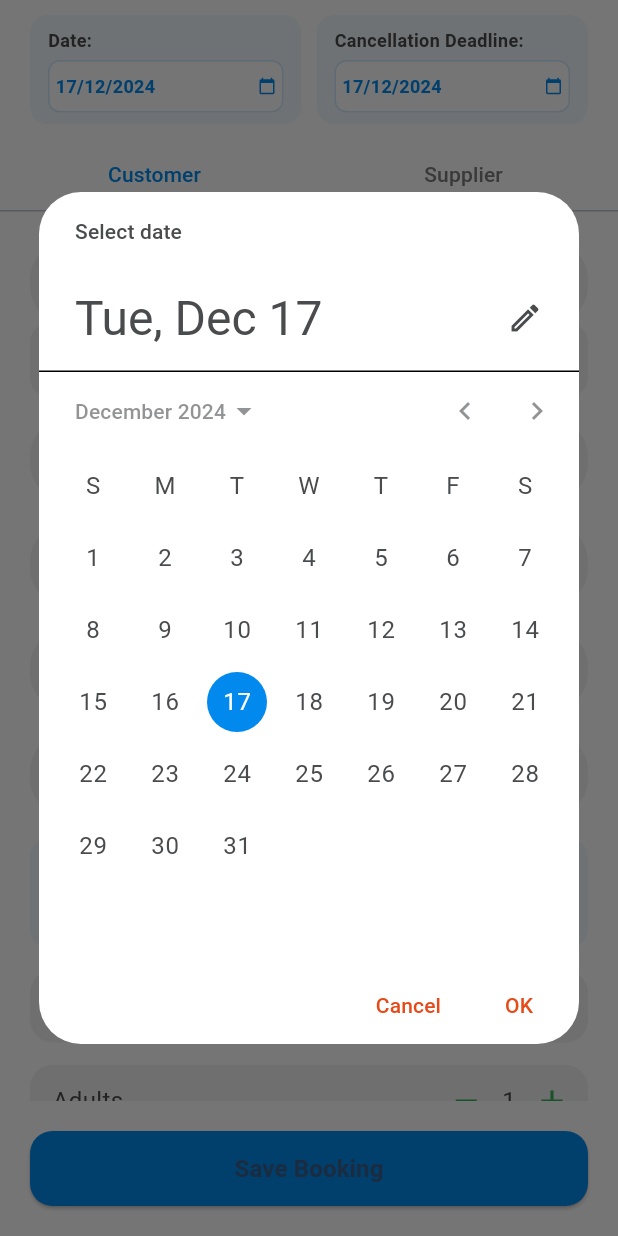
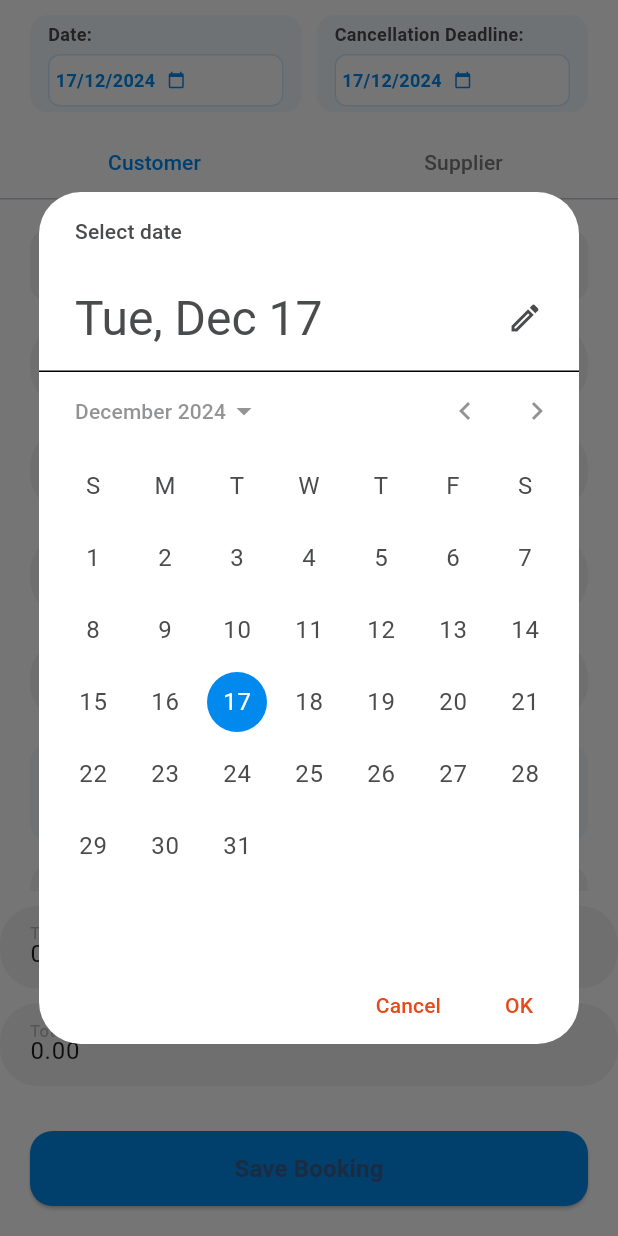
Before and after one commit to ahmadtechdev/evoucherapp, a Flutter app: the HotelBookingForm screen opened directly, after a tap on an icon or button, on a phone screen of 412 x 824 dp. Run offline on Flutter 3.47's test engine with Material 3 defaults, Android fonts, the phone set to English and light mode, and no system bars; drawn by our look-alikes of dropdown_search; our stand-ins replace dio, flutter_riverpod, get, image_picker, lottie, material_design_icons_flutter and 3 more; missing offline and left inert: excel; accounts and stored records are empty; network calls fail.

Commit message:
Hotel FOrm UI complete some congtroller improvments and checks needed

```diff
--- a/lib/common_widget/dart_selector2.dart
+++ b/lib/common_widget/dart_selector2.dart
@@ -1,27 +1,16 @@
 import 'package:flutter/material.dart';
 import 'package:get/get.dart';
 import 'package:intl/intl.dart';
+
 import '../common/color_extension.dart';
-
-class DateSelector2Controller extends GetxController {
-  Rx<DateTime> selectedDate = DateTime.now().obs;
-
-  void setDate(DateTime date) {
-    selectedDate.value = date;
-  }
-}
-
-
 
 class DateSelector2 extends StatelessWidget {
   final double fontSize;
   final DateTime initialDate;
   final ValueChanged<DateTime> onDateChanged;
   final String label;
-  final bool selectMonthOnly;
-  final bool readonly;
-
-  final DateSelector2Controller controller = Get.put(DateSelector2Controller());
+  final bool selectMonthOnly; // New parameter for selecting only the month
+  final bool readonly; // New parameter for selecting only the month
 
   DateSelector2({
     super.key,
@@ -29,55 +18,132 @@
     required this.initialDate,
     required this.onDateChanged,
     this.label = "",
-    this.selectMonthOnly = false,
-    this.readonly = false,
-  }) {
-    // Initialize the controller's date with the provided initial date
-    controller.setDate(initialDate);
-  }
+    this.selectMonthOnly = false, // Default value is false
+    this.readonly = false, // Default value is false
+  });
+
+  final Rx<DateTime> selectedDate =
+      DateTime.now().obs; // Observable for state management
 
   Future<void> _selectDate(BuildContext context) async {
     if (selectMonthOnly) {
-      // Select Year
+      // Show month picker dialog
       final int? pickedYear = await showDialog<int>(
         context: context,
-        builder: (context) => _yearPickerDialog(context),
+        builder: (BuildContext context) {
+          return AlertDialog(
+            title: Text("Select Year",
+                style: TextStyle(color: TColor.primaryText)),
+            content: SizedBox(
+              height: 200,
+              child: ListView.builder(
+                itemCount: 10, // Limit to 10 years (2020-2029 for example)
+                itemBuilder: (context, index) {
+                  int year = DateTime.now().year - 5 + index;
+                  return ListTile(
+                    title: Text(
+                      year.toString(),
+                      style: TextStyle(color: TColor.primaryText),
+                    ),
+                    onTap: () => Navigator.pop(context, year),
+                  );
+                },
+              ),
+            ),
+          );
+        },
       );
 
       if (pickedYear != null) {
-        // Select Month
         final int? pickedMonth = await showDialog<int>(
+          // ignore: use_build_context_synchronously
           context: context,
-          builder: (context) => _monthPickerDialog(context),
+          builder: (BuildContext context) {
+            return AlertDialog(
+              title: Text("Select Month",
+                  style: TextStyle(color: TColor.primaryText)),
+              content: SizedBox(
+                height: 300,
+                child: GridView.builder(
+                  gridDelegate: const SliverGridDelegateWithFixedCrossAxisCount(
+                    crossAxisSpacing: 2,
+                    mainAxisSpacing: 2,
+                    crossAxisCount: 3,
+                  ),
+                  itemCount: 12,
+                  itemBuilder: (context, index) {
+                    return GestureDetector(
+                      onTap: () => Navigator.pop(context, index + 1),
+                      child: Container(
+                        color: TColor.black.withOpacity(0.3),
+                        child: Center(
+                          child: Text(
+                            DateFormat.MMMM().format(DateTime(0, index + 1)),
+                            style: TextStyle(color: TColor.primaryText),
+                          ),
+                        ),
+                      ),
+                    );
+                  },
+                ),
+              ),
+            );
+          },
         );
 
         if (pickedMonth != null) {
-          controller.setDate(DateTime(pickedYear, pickedMonth));
-          onDateChanged(controller.selectedDate.value);
+          selectedDate.value = DateTime(pickedYear, pickedMonth);
+          onDateChanged(selectedDate.value);
         }
       }
     } else {
-      // Default Date Picker
+      // Default date picker
       final DateTime? picked = await showDatePicker(
         context: context,
-        initialDate: controller.selectedDate.value,
+        initialDate: selectedDate.value,
         firstDate: DateTime(2020),
         lastDate: DateTime(2025),
-        builder: (context, child) => _buildDatePickerTheme(context, child),
+        builder: (context, child) {
+          return Theme(
+            data: Theme.of(context).copyWith(
+              colorScheme: ColorScheme.light(
+                primary: TColor
+                    .primary, // Primary color for headers and selected date
+                onPrimary: TColor.white, // Text color on primary color
+                surface: TColor
+                    .white, // Background color for the date picker surface
+                onSurface: TColor.primaryText, // Text color for dates
+                secondary:
+                TColor.secondary, // Color for the day selected by the user
+              ),
+              dialogBackgroundColor: TColor.white,
+              textButtonTheme: TextButtonThemeData(
+                style: TextButton.styleFrom(
+                  foregroundColor:
+                  TColor.third, // "Cancel" and "OK" button color
+                ),
+              ),
+            ),
+            child: child ?? const SizedBox.shrink(),
+          );
+        },
       );
 
-      if (picked != null) {
-        controller.setDate(picked);
-        onDateChanged(picked);
+      if (picked != null && picked != selectedDate.value) {
+        selectedDate.value = picked; // Update observable value
+        onDateChanged(picked); // Notify the parent of the date change
       }
     }
   }
 
   @override
   Widget build(BuildContext context) {
+    selectedDate.value =
+        initialDate; // Initialize with the provided initial date
+
     return Obx(
           () => Container(
-        padding: const EdgeInsets.symmetric(horizontal: 12, vertical: 8),
+        padding: const EdgeInsets.symmetric(horizontal: 12, vertical: 4),
         decoration: BoxDecoration(
           color: TColor.primary.withOpacity(0.05),
           borderRadius: BorderRadius.circular(12),
@@ -85,18 +151,17 @@
         child: Column(
           crossAxisAlignment: CrossAxisAlignment.start,
           children: [
-            if (label.isNotEmpty)
-              Text(
-                label,
-                style: TextStyle(
-                  fontWeight: FontWeight.bold,
-                  fontSize: fontSize,
-                  color: TColor.primaryText,
-                ),
+            Text(
+              label,
+              style: TextStyle(
+                fontWeight: FontWeight.bold,
+                fontSize: fontSize,
+                color: TColor.primaryText,
               ),
+            ),
             const SizedBox(height: 5),
             InkWell(
-              onTap: readonly ? null : () => _selectDate(context),
+              onTap: () => _selectDate(context),
               borderRadius: BorderRadius.circular(8),
               child: Container(
                 padding: const EdgeInsets.symmetric(horizontal: 4, vertical: 8),
@@ -109,20 +174,21 @@
                   children: [
                     Text(
                       selectMonthOnly
-                          ? DateFormat('MMMM yyyy').format(controller.selectedDate.value)
-                          : DateFormat('dd/MM/yyyy').format(controller.selectedDate.value),
+                          ? DateFormat('MMMM yyyy').format(selectedDate.value)
+                          : DateFormat('dd/MM/yyyy').format(selectedDate.value),
                       style: TextStyle(
                         fontSize: fontSize,
                         color: TColor.primary,
                         fontWeight: FontWeight.w600,
                       ),
                     ),
-                    const Spacer(),
+                    const SizedBox(width: 8),
                     Icon(
                       Icons.calendar_today,
                       size: fontSize,
                       color: TColor.primary,
                     ),
+                    const SizedBox(width: 8),
                   ],
                 ),
               ),
@@ -132,76 +198,4 @@
       ),
     );
   }
-
-  /// Year Picker Dialog
-  Widget _yearPickerDialog(BuildContext context) {
-    return AlertDialog(
-      title: Text("Select Year", style: TextStyle(color: TColor.primaryText)),
-      content: SizedBox(
-        height: 200,
-        child: ListView.builder(
-          itemCount: 10,
-          itemBuilder: (context, index) {
-            int year = DateTime.now().year - 5 + index;
-            return ListTile(
-              title: Text(year.toString(), style: TextStyle(color: TColor.primaryText)),
-              onTap: () => Navigator.pop(context, year),
-            );
-          },
-        ),
-      ),
-    );
-  }
-
-  /// Month Picker Dialog
-  Widget _monthPickerDialog(BuildContext context) {
-    return AlertDialog(
-      title: Text("Select Month", style: TextStyle(color: TColor.primaryText)),
-      content: SizedBox(
-        height: 300,
-        child: GridView.builder(
-          gridDelegate: const SliverGridDelegateWithFixedCrossAxisCount(
-            crossAxisCount: 3,
-            crossAxisSpacing: 2,
-            mainAxisSpacing: 2,
-          ),
-          itemCount: 12,
-          itemBuilder: (context, index) {
-            return GestureDetector(
-              onTap: () => Navigator.pop(context, index + 1),
-              child: Container(
-                color: TColor.black.withOpacity(0.3),
-                child: Center(
-                  child: Text(
-                    DateFormat.MMMM().format(DateTime(0, index + 1)),
-                    style: TextStyle(color: TColor.primaryText),
-                  ),
-                ),
-              ),
-            );
-          },
-        ),
-      ),
-    );
-  }
-
-  /// Date Picker Theme
-  Widget _buildDatePickerTheme(BuildContext context, Widget? child) {
-    return Theme(
-      data: Theme.of(context).copyWith(
-        colorScheme: ColorScheme.light(
-          primary: TColor.primary,
-          onPrimary: TColor.white,
-          surface: TColor.white,
-          onSurface: TColor.primaryText,
-          secondary: TColor.secondary,
-        ),
-        dialogBackgroundColor: TColor.white,
-        textButtonTheme: TextButtonThemeData(
-          style: TextButton.styleFrom(foregroundColor: TColor.third),
-        ),
-      ),
-      child: child ?? const SizedBox.shrink(),
-    );
-  }
 }
--- a/lib/views/hotel_voucher/entry_hotel_voucher.dart
+++ b/lib/views/hotel_voucher/entry_hotel_voucher.dart
@@ -73,14 +73,27 @@
                     ],
                   ),
                 ),
-
+                const SizedBox(height: 10),
+                RoundTitleTextfield(
+                  title: 'Total Debit',
+                  hintText: 'Debit Amount',
+                  readOnly: true,
+                  initialValue: controller.profit.value.toStringAsFixed(2),
+                ),
+                const SizedBox(height: 10),
+                RoundTitleTextfield(
+                  title: 'Total Credit',
+                  hintText: 'Credit Amount',
+                  readOnly: true,
+                  initialValue: controller.profit.value.toStringAsFixed(2),
+                ),
+                const SizedBox(height: 10),
                 // Bottom Button
                 Padding(
                   padding: const EdgeInsets.all(20),
                   child: ElevatedButton(
                     onPressed: () {
-                      Get.snackbar('button Click',
-                          'Save Booking');
+                      Get.snackbar('button Click', 'Save Booking');
                     },
                     style: ElevatedButton.styleFrom(
                       backgroundColor: TColor.primary,
@@ -106,8 +119,6 @@
     );
   }
 
-
-
   // Customer Details Tab
   Widget _buildCustomerTab(
       HotelBookingController controller, BuildContext context) {
@@ -115,18 +126,12 @@
       padding: const EdgeInsets.all(20),
       child: Column(
         children: [
-          RoundTitleTextfield(
-            title: 'Customer Account',
-            hintText: 'Enter Customer Account',
-            onChanged: (value) => controller.customerAccount.value = value,
-          ),
+          // RoundTitleTextfield(
+          //   title: 'Customer Account',
+          //   hintText: 'Enter Customer Account',
+          //   onChanged: (value) => controller.customerAccount.value = value,
+          // ),
           const AccountDropdown(),
-          const SizedBox(height: 15),
-          RoundTitleTextfield(
-            title: 'Pax Name',
-            hintText: 'Enter Passenger Name',
-            onChanged: (value) => controller.paxName.value = value,
-          ),
           const SizedBox(height: 15),
           RoundTitleTextfield(
             title: 'Phone Number',
@@ -134,6 +139,13 @@
             keyboardType: TextInputType.phone,
             onChanged: (value) => controller.phoneNo.value = value,
           ),
+          const SizedBox(height: 15),
+          RoundTitleTextfield(
+            title: 'Pax Name',
+            hintText: 'Enter Passenger Name',
+            onChanged: (value) => controller.paxName.value = value,
+          ),
+
           const SizedBox(height: 15),
           RoundTitleTextfield(
             title: 'Hotel Name',
@@ -173,7 +185,6 @@
                     controller.checkInDate.value = value;
                   },
                 ),
-
               ),
               const SizedBox(width: 10),
               Expanded(
@@ -185,7 +196,6 @@
                     controller.checkOutDate.value = value;
                   },
                 ),
-
               ),
             ],
           ),
@@ -197,6 +207,27 @@
             count: controller.nights,
             onIncrement: controller.incrementNights,
             onDecrement: controller.decrementNights,
+          ),
+          const SizedBox(height: 15),
+
+          // Additional Booking Details
+          RoundTitleTextfield(
+            title: 'Room Type',
+            hintText: 'Select Room Type',
+            onChanged: (value) => controller.roomType.value = value,
+          ),
+          const SizedBox(height: 15),
+          RoundTitleTextfield(
+            title: 'Meal Plan',
+            hintText: 'Select Meal Plan',
+            onChanged: (value) => controller.meal.value = value,
+          ),
+          const SizedBox(height: 15),
+          _buildCounterField(
+            title: 'Rooms/Beds',
+            count: controller.roomsCount,
+            onIncrement: controller.incrementRooms,
+            onDecrement: controller.decrementRooms,
           ),
           const SizedBox(height: 15),
           _buildCounterField(
@@ -212,26 +243,27 @@
             onIncrement: controller.incrementChildren,
             onDecrement: controller.decrementChildren,
           ),
-          const SizedBox(height: 15),
-          _buildCounterField(
-            title: 'Rooms',
-            count: controller.roomsCount,
-            onIncrement: controller.incrementRooms,
-            onDecrement: controller.decrementRooms,
+          RoundTitleTextfield(
+            title: 'Rooms Per Night sale',
+            hintText: 'Enter room per night',
+            onChanged: (value) =>
+                controller.roomPerNightBuying.value = value as double,
           ),
-          const SizedBox(height: 15),
-
-          // Additional Booking Details
           RoundTitleTextfield(
-            title: 'Room Type',
-            hintText: 'Select Room Type',
-            onChanged: (value) => controller.roomType.value = value,
+            title: 'Rate of Exchange',
+            hintText: 'Enter rate of exchange',
+            onChanged: (value) =>
+                controller.roeBuyingRate.value = value as double,
           ),
-          const SizedBox(height: 15),
           RoundTitleTextfield(
-            title: 'Meal Plan',
-            hintText: 'Select Meal Plan',
-            onChanged: (value) => controller.meal.value = value,
+            title: 'Currency',
+            hintText: 'Enter currency',
+            onChanged: (value) => controller.buyingCurrency.value = value,
+          ),
+          RoundTitleTextfield(
+            title: 'PKR Total Selling',
+            hintText: 'Enter total selling',
+            onChanged: (value) => controller.buyingCurrency.value = value,
           ),
         ],
       ),
@@ -244,9 +276,7 @@
     return SingleChildScrollView(
       padding: const EdgeInsets.all(20),
       child: Column(
-        children: [
-
-        ],
+        children: [],
       ),
     );
   }
@@ -258,11 +288,12 @@
       padding: const EdgeInsets.all(20),
       child: Column(
         children: [
-          RoundTitleTextfield(
-            title: 'Supplier Detail',
-            hintText: 'Enter Supplier Detail',
-            onChanged: (value) => controller.supplierDetail.value = value,
-          ),
+          // RoundTitleTextfield(
+          //   title: 'Supplier Detail',
+          //   hintText: 'Enter Supplier Detail',
+          //   onChanged: (value) => controller.supplierDetail.value = value,
+          // ),
+          const AccountDropdown(),
           const SizedBox(height: 15),
           RoundTitleTextfield(
             title: 'Supplier Confirmation No',
@@ -289,11 +320,21 @@
             children: [
               Expanded(
                 child: RoundTitleTextfield(
-                  title: 'Room/Night Selling',
-                  hintText: 'Enter Selling Price',
+                  title: 'Room/Night Buying',
+                  hintText: 'Enter Price',
                   keyboardType: TextInputType.number,
-                  onChanged: (value) => controller.roomPerNightSelling.value =
+                  onChanged: (value) => controller.roomPerNightBuying.value =
                       double.tryParse(value) ?? 0.0,
+                ),
+              ),
+              const SizedBox(width: 15),
+              Expanded(
+                child: RoundTitleTextfield(
+                  title: 'Total Buying Amount',
+                  hintText: 'Enter Amount',
+                  keyboardType: TextInputType.number,
+                  onChanged: (value) => controller.totalBuying.value =
+                      double.tryParse(value) ?? 1.0,
                 ),
               ),
               const SizedBox(width: 15),
@@ -309,33 +350,18 @@
             ],
           ),
           const SizedBox(height: 15),
-
-          // Buying Side Financials
-          Row(
-            children: [
-              Expanded(
-                child: RoundTitleTextfield(
-                  title: 'Room/Night Buying',
-                  hintText: 'Enter Buying Price',
-                  keyboardType: TextInputType.number,
-                  onChanged: (value) => controller.roomPerNightBuying.value =
-                      double.tryParse(value) ?? 0.0,
-                ),
-              ),
-              const SizedBox(width: 15),
-              Expanded(
-                child: RoundTitleTextfield(
-                  title: 'ROE Buying',
-                  hintText: 'Rate of Exchange',
-                  keyboardType: TextInputType.number,
-                  onChanged: (value) => controller.roeBuyingRate.value =
-                      double.tryParse(value) ?? 1.0,
-                ),
-              ),
-            ],
+          RoundTitleTextfield(
+            title: 'Currency',
+            hintText: 'Enter Currency',
+            initialValue: controller.profit.value.toStringAsFixed(2),
           ),
           const SizedBox(height: 15),
-
+          RoundTitleTextfield(
+            title: 'Total Buying',
+            hintText: 'Buying price',
+            readOnly: true,
+            initialValue: controller.profit.value.toStringAsFixed(2),
+          ),
           // Profit and Loss
           Row(
             children: [
```
